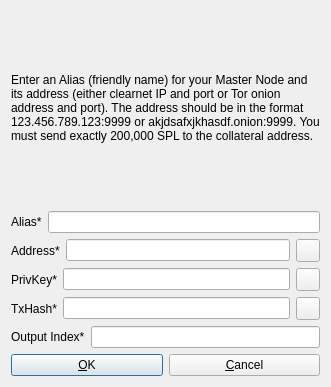
First picture: the form in src/qt/forms/addeditadrenalinenode.ui, repository SimplicityDev2018/Simplicity, before the edit.
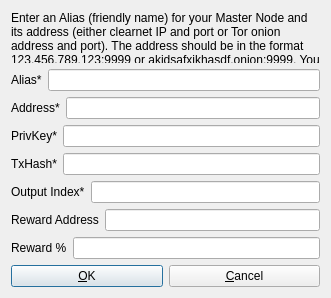
Second picture: the form after the edit. Icons and pictures are not drawn.

```diff
--- a/src/qt/forms/addeditadrenalinenode.ui
+++ b/src/qt/forms/addeditadrenalinenode.ui
@@ -7,7 +7,7 @@
     <x>0</x>
     <y>0</y>
     <width>331</width>
-    <height>387</height>
+    <height>298</height>
    </rect>
   </property>
   <property name="windowTitle">
@@ -65,23 +65,6 @@
      <item>
       <widget class="QLineEdit" name="addressLineEdit"/>
      </item>
-     <item>
-      <widget class="QToolButton" name="AddEditAddressPasteButton">
-       <property name="toolTip">
-        <string>Paste address from clipboard</string>
-       </property>
-       <property name="text">
-        <string/>
-       </property>
-       <property name="icon">
-        <iconset resource="../bitcoin.qrc">
-         <normaloff>:/icons/editpaste</normaloff>:/icons/editpaste</iconset>
-       </property>
-       <property name="shortcut">
-        <string>Alt+P</string>
-       </property>
-      </widget>
-     </item>
     </layout>
    </item>
    <item>
@@ -99,23 +82,6 @@
      <item>
       <widget class="QLineEdit" name="privkeyLineEdit"/>
      </item>
-     <item>
-      <widget class="QToolButton" name="AddEditPrivkeyPasteButton">
-       <property name="toolTip">
-        <string>Paste address from clipboard</string>
-       </property>
-       <property name="text">
-        <string/>
-       </property>
-       <property name="icon">
-        <iconset resource="../bitcoin.qrc">
-         <normaloff>:/icons/editpaste</normaloff>:/icons/editpaste</iconset>
-       </property>
-       <property name="shortcut">
-        <string>Alt+P</string>
-       </property>
-      </widget>
-     </item>
     </layout>
    </item>
    <item>
@@ -133,23 +99,6 @@
      <item>
       <widget class="QLineEdit" name="txhashLineEdit"/>
      </item>
-     <item>
-      <widget class="QToolButton" name="AddEditTxhashPasteButton">
-       <property name="toolTip">
-        <string>Paste address from clipboard</string>
-       </property>
-       <property name="text">
-        <string/>
-       </property>
-       <property name="icon">
-        <iconset resource="../bitcoin.qrc">
-         <normaloff>:/icons/editpaste</normaloff>:/icons/editpaste</iconset>
-       </property>
-       <property name="shortcut">
-        <string>Alt+P</string>
-       </property>
-      </widget>
-     </item>
     </layout>
    </item>
    <item>
@@ -169,6 +118,40 @@
      </item>
     </layout>
    </item>
+   <item>
+    <layout class="QHBoxLayout" name="horizontalLayout_6">
+     <property name="bottomMargin">
+      <number>0</number>
+     </property>
+     <item>
+      <widget class="QLabel" name="label_3">
+       <property name="text">
+        <string>Reward Address</string>
+       </property>
+      </widget>
+     </item> 
+     <item>
+      <widget class="QLineEdit" name="rewardaddressLineEdit"/>
+     </item>
+    </layout>
+   </item>
+   <item>
+    <layout class="QHBoxLayout" name="horizontalLayout_7">
+     <property name="bottomMargin">
+      <number>0</number>
+     </property>
+     <item>
+      <widget class="QLabel" name="label_7">
+       <property name="text">
+        <string>Reward %</string>
+       </property>
+      </widget>
+     </item>
+     <item>
+      <widget class="QLineEdit" name="rewardpercentageLineEdit"/>
+     </item>
+    </layout>
+   </item>
    <item>
     <layout class="QHBoxLayout" name="horizontalLayout_Buttons">
      <item>
```
Left out of the diff: 4 changed lines with no effect on the pictures.
